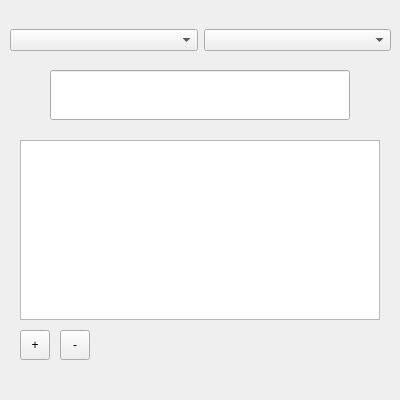
Before: the Qt Designer form deviceproperties.ui in Meerckx/AppStand, drawn with Qt 5.
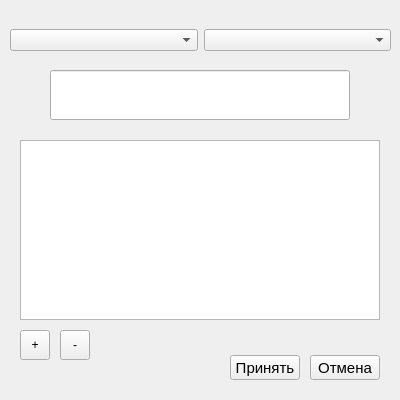
After: the same form once the commit is applied.

Patch:
```diff
--- a/deviceproperties.ui
+++ b/deviceproperties.ui
@@ -100,6 +100,56 @@
     <string>-</string>
    </property>
   </widget>
+  <widget class="QPushButton" name="btnApply">
+   <property name="geometry">
+    <rect>
+     <x>230</x>
+     <y>355</y>
+     <width>70</width>
+     <height>25</height>
+    </rect>
+   </property>
+   <property name="font">
+    <font>
+     <pointsize>11</pointsize>
+     <weight>50</weight>
+     <bold>false</bold>
+     <strikeout>false</strikeout>
+     <kerning>true</kerning>
+    </font>
+   </property>
+   <property name="focusPolicy">
+    <enum>Qt::NoFocus</enum>
+   </property>
+   <property name="text">
+    <string>Принять</string>
+   </property>
+  </widget>
+  <widget class="QPushButton" name="btnCancel">
+   <property name="geometry">
+    <rect>
+     <x>310</x>
+     <y>355</y>
+     <width>70</width>
+     <height>25</height>
+    </rect>
+   </property>
+   <property name="font">
+    <font>
+     <pointsize>11</pointsize>
+     <weight>50</weight>
+     <bold>false</bold>
+     <strikeout>false</strikeout>
+     <kerning>true</kerning>
+    </font>
+   </property>
+   <property name="focusPolicy">
+    <enum>Qt::NoFocus</enum>
+   </property>
+   <property name="text">
+    <string>Отмена</string>
+   </property>
+  </widget>
  </widget>
  <resources/>
  <connections/>
```
